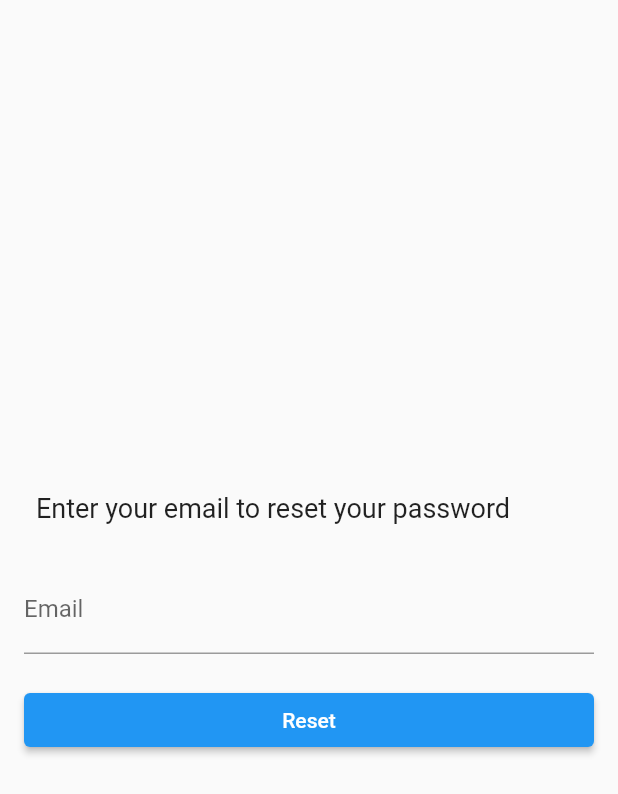
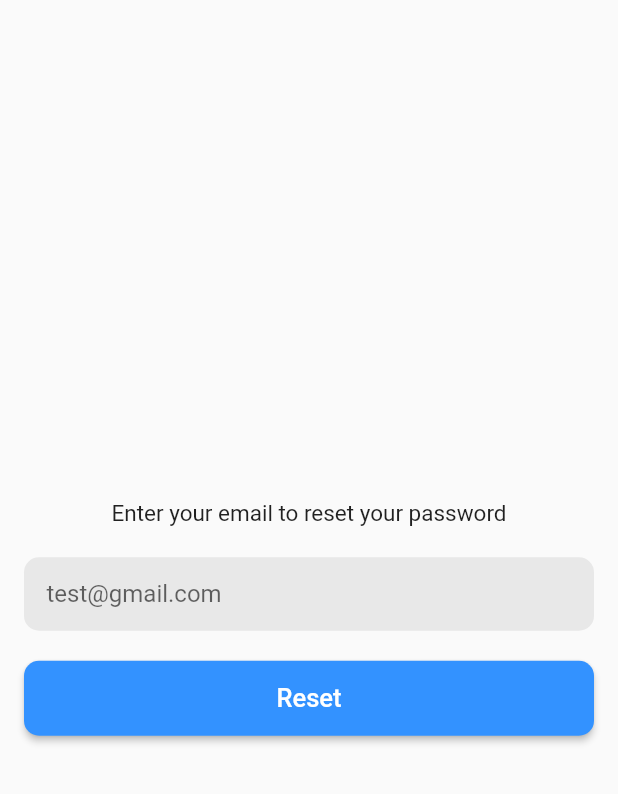
Before and after one commit to jasimrazi/Event-Lister, a Flutter app: the SignUp screen opened directly, after a tap on "Back to Login", after a tap on "Forgot Password?", on a phone screen of 412 x 824 dp. Shown: the top 794 px of the screen. Run offline on Flutter 3.47's test engine with Material 2 defaults, Android fonts, the light colour scheme and no system bars; our stand-ins replace firebase_auth, firebase_core, google_fonts; accounts and stored records are empty; network calls fail; Roboto replaces fonts that are missing (Roboto Mono).

Commit message:
Change design for signup, login and forgot pages

```diff
--- a/lib/pages/forgotpage.dart
+++ b/lib/pages/forgotpage.dart
@@ -45,30 +45,55 @@ class _ForgotPasswordPageState extends State<ForgotPasswordPage> {
         padding: const EdgeInsets.all(16.0),
         child: Column(
           mainAxisAlignment: MainAxisAlignment.center,
-          crossAxisAlignment: CrossAxisAlignment.stretch,
           children: <Widget>[
-            Padding(
-              padding: const EdgeInsets.all(8.0),
-              child: Text(
-                'Enter your email to reset your password',
-                style: TextStyle(fontSize: 18.0, fontFamily: 'Roboto Mono'),
-              ),
+            Text(
+              'Enter your email to reset your password',
+              style: TextStyle(fontSize: 15, fontFamily: 'Roboto Mono'),
             ),
             SizedBox(height: 20.0),
             TextField(
+              style: TextStyle(),
               controller: emailController,
               keyboardType: TextInputType.emailAddress,
               decoration: InputDecoration(
-                labelText: 'Email',
-                hintText: 'Enter your email',
-              ),
+                  filled: true,
+                  fillColor: Color(0xFFe8e8e8),
+                  contentPadding: EdgeInsets.fromLTRB(15, 15, 15, 15),
+                  enabledBorder: OutlineInputBorder(
+                    borderSide:
+                        BorderSide(color: Colors.transparent), //<-- SEE HERE
+                    borderRadius: BorderRadius.circular(10.0),
+                  ),
+                  focusedBorder: OutlineInputBorder(
+                      borderRadius: BorderRadius.circular(10.0),
+                      borderSide: BorderSide(color: Color(0xFFb7b7b7))),
+                  hintText: "test@gmail.com"),
             ),
             SizedBox(height: 20.0),
-            ElevatedButton(
-              onPressed: () {
-                passwordReset();
-              },
-              child: Text('Reset'),
+            Row(
+              children: [
+                Expanded(
+                  child: Container(
+                    height: 50,
+                    child: ElevatedButton(
+                      onPressed: () {
+                        passwordReset();
+                      },
+                      style: ElevatedButton.styleFrom(
+                        shape: RoundedRectangleBorder(
+                          borderRadius: BorderRadius.circular(10.0),
+                        ),
+                        backgroundColor: Color(0xFF3392ff),
+                      ),
+                      child: Text('Reset',
+                          style: TextStyle(
+                            fontFamily: 'Roboto Mono',
+                            fontSize: 17,
+                          )),
+                    ),
+                  ),
+                ),
+              ],
             ),
           ],
         ),
--- a/lib/pages/loginpage.dart
+++ b/lib/pages/loginpage.dart
@@ -62,16 +62,14 @@ class _LoginPageState extends State<LoginPage> {
               decoration: InputDecoration(
                 enabledBorder: OutlineInputBorder(
                     borderSide: BorderSide(
-                      width: 1,
-                      color: Color.fromARGB(255, 38, 36, 36),
+                      color: Colors.transparent,
                     ),
                     borderRadius: BorderRadius.circular(10.0)),
+                filled: true,
+                fillColor: Color(0xFFe8e8e8),
                 focusedBorder: OutlineInputBorder(
                     borderRadius: BorderRadius.circular(10.0),
-                    borderSide: BorderSide(
-                      width: 2,
-                      color: Color.fromARGB(255, 38, 36, 36),
-                    )),
+                    borderSide: BorderSide(color: Color(0xFFb7b7b7))),
               ),
             ),
             SizedBox(height: 16.0),
@@ -90,16 +88,16 @@ class _LoginPageState extends State<LoginPage> {
                 decoration: InputDecoration(
                   enabledBorder: OutlineInputBorder(
                     borderSide: BorderSide(
-                      width: 1,
-                      color: Color.fromARGB(255, 38, 36, 36),
+                      color: Colors.transparent,
                     ),
                     borderRadius: BorderRadius.circular(10.0),
                   ),
+                  filled: true,
+                  fillColor: Color(0xFFe8e8e8),
                   focusedBorder: OutlineInputBorder(
                       borderRadius: BorderRadius.circular(10.0),
                       borderSide: BorderSide(
-                        width: 2,
-                        color: Color.fromARGB(255, 38, 36, 36),
+                        color: Color(0xFFb7b7b7),
                       )),
                   suffixIcon: IconButton(
                     icon: Icon(passwordVisible
@@ -120,9 +118,9 @@ class _LoginPageState extends State<LoginPage> {
                 errorMessage!,
                 style: TextStyle(color: Colors.red),
               ),
-            SizedBox(
-              height: 24.0,
-            ),
+            Row(
+              mainAxisAlignment: MainAxisAlignment.end,
+              children: [
                 TextButton(
                     onPressed: () {
                       Navigator.push(
@@ -135,8 +133,10 @@ class _LoginPageState extends State<LoginPage> {
                       Color.fromARGB(255, 38, 36, 36),
                     )),
                     child: Text('Forgot Password?')),
+              ],
+            ),
             SizedBox(
-              height: 24.0,
+              height: 8.0,
             ),
             Container(
               width: MediaQuery.of(context).size.width,
@@ -149,7 +149,7 @@ class _LoginPageState extends State<LoginPage> {
                   shape: RoundedRectangleBorder(
                     borderRadius: BorderRadius.circular(10.0),
                   ),
-                  backgroundColor: Color.fromARGB(255, 38, 36, 36),
+                  backgroundColor: Color(0xFF3392ff),
                 ),
                 child: Text('Login',
                     style: TextStyle(
@@ -161,7 +161,9 @@ class _LoginPageState extends State<LoginPage> {
             SizedBox(
               height: 15.0,
             ),
-            TextButton(
+            Container(
+              width: 10,
+              child: TextButton(
                   onPressed: () {
                     Navigator.pushReplacement(context,
                         MaterialPageRoute(builder: (context) => SignUp()));
@@ -177,6 +179,7 @@ class _LoginPageState extends State<LoginPage> {
                       fontSize: 17,
                     ),
                   )),
+            ),
           ],
         ),
       ),
--- a/lib/pages/signuppage.dart
+++ b/lib/pages/signuppage.dart
@@ -85,16 +85,14 @@ class _SignUpState extends State<SignUp> {
               decoration: InputDecoration(
                 enabledBorder: OutlineInputBorder(
                     borderSide: BorderSide(
-                      width: 1,
-                      color: Color.fromARGB(255, 38, 36, 36),
+                      color: Colors.transparent,
                     ),
                     borderRadius: BorderRadius.circular(10.0)),
                 focusedBorder: OutlineInputBorder(
                     borderRadius: BorderRadius.circular(10.0),
-                    borderSide: BorderSide(
-                      width: 2,
-                      color: Color.fromARGB(255, 38, 36, 36),
-                    )),
+                    borderSide: BorderSide(color: Color(0xFFb7b7b7))),
+                filled: true,
+                fillColor: Color(0xFFe8e8e8),
               ),
             ),
             SizedBox(height: 15.0),
@@ -113,16 +111,14 @@ class _SignUpState extends State<SignUp> {
                 decoration: InputDecoration(
                   enabledBorder: OutlineInputBorder(
                     borderSide: BorderSide(
-                      width: 1,
-                      color: Color.fromARGB(255, 38, 36, 36),
+                      color: Colors.transparent,
                     ),
                     borderRadius: BorderRadius.circular(10.0),
                   ),
                   focusedBorder: OutlineInputBorder(
                       borderRadius: BorderRadius.circular(10.0),
                       borderSide: BorderSide(
-                        width: 2,
-                        color: Color.fromARGB(255, 38, 36, 36),
+                        color: Color(0xFFb7b7b7),
                       )),
                   suffixIcon: IconButton(
                     icon: Icon(passwordVisible
@@ -134,6 +130,8 @@ class _SignUpState extends State<SignUp> {
                       });
                     },
                   ),
+                  filled: true,
+                  fillColor: Color(0xFFe8e8e8),
                 ),
               ),
             ),
@@ -155,16 +153,14 @@ class _SignUpState extends State<SignUp> {
                 decoration: InputDecoration(
                   enabledBorder: OutlineInputBorder(
                     borderSide: BorderSide(
-                      width: 1,
-                      color: Color.fromARGB(255, 38, 36, 36),
+                      color: Colors.transparent,
                     ),
                     borderRadius: BorderRadius.circular(10.0),
                   ),
                   focusedBorder: OutlineInputBorder(
                       borderRadius: BorderRadius.circular(10.0),
                       borderSide: BorderSide(
-                        width: 2,
-                        color: Color.fromARGB(255, 38, 36, 36),
+                        color: Color(0xFFb7b7b7),
                       )),
                   suffixIcon: IconButton(
                     icon: Icon(passwordVisible
@@ -176,6 +172,8 @@ class _SignUpState extends State<SignUp> {
                       });
                     },
                   ),
+                  filled: true,
+                  fillColor: Color(0xFFe8e8e8),
                 ),
               ),
             ),
@@ -197,9 +195,9 @@ class _SignUpState extends State<SignUp> {
                   shape: RoundedRectangleBorder(
                     borderRadius: BorderRadius.circular(10.0),
                   ),
-                  backgroundColor: Color.fromARGB(255, 38, 36, 36),
+                  backgroundColor: Color(0xFF3392ff),
                 ),
-                child: Text('Sign UP',
+                child: Text('Sign Up',
                     style: TextStyle(
                       fontFamily: 'Roboto Mono',
                       fontSize: 17,
```
Lines whose indentation alone changed are shown as unchanged.
